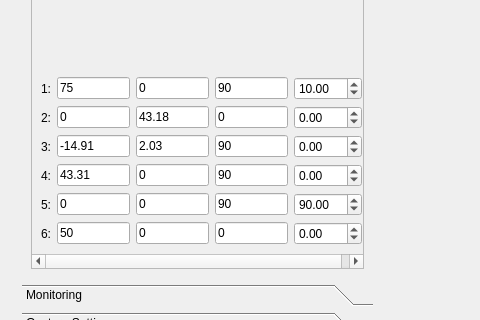
Before: the Qt Designer form UIs/mainWindow.ui in newuniverse/In-air-interaction, drawn with Qt 5; both pictures show x 0 to 480 and y 409 to 729 of the 1439 by 827 pixel window.
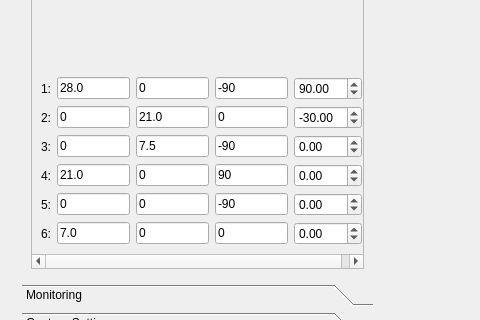
After: the same form once the commit is applied. Custom widgets are drawn as their Qt base class.

Diff of the .ui file:
```diff
--- a/UIs/mainWindow.ui
+++ b/UIs/mainWindow.ui
@@ -807,7 +807,7 @@
             <item>
              <widget class="QLineEdit" name="j1d">
               <property name="text">
-               <string>75</string>
+               <string>28.0</string>
               </property>
              </widget>
             </item>
@@ -821,7 +821,7 @@
             <item>
              <widget class="QLineEdit" name="j1alpha">
               <property name="text">
-               <string>90</string>
+               <string>-90</string>
               </property>
              </widget>
             </item>
@@ -834,7 +834,7 @@
                <double>180.000000000000000</double>
               </property>
               <property name="value">
-               <double>10.000000000000000</double>
+               <double>90.000000000000000</double>
               </property>
              </widget>
             </item>
@@ -859,7 +859,7 @@
             <item>
              <widget class="QLineEdit" name="j2a">
               <property name="text">
-               <string>43.18</string>
+               <string>21.0</string>
               </property>
              </widget>
             </item>
@@ -879,7 +879,7 @@
                <double>180.000000000000000</double>
               </property>
               <property name="value">
-               <double>0.000000000000000</double>
+               <double>-30.000000000000000</double>
               </property>
              </widget>
             </item>
@@ -897,21 +897,21 @@
             <item>
              <widget class="QLineEdit" name="j3d">
               <property name="text">
-               <string>-14.91</string>
+               <string>0</string>
               </property>
              </widget>
             </item>
             <item>
              <widget class="QLineEdit" name="j3a">
               <property name="text">
-               <string>2.03</string>
+               <string>7.5</string>
               </property>
              </widget>
             </item>
             <item>
              <widget class="QLineEdit" name="j3alpha">
               <property name="text">
-               <string>90</string>
+               <string>-90</string>
               </property>
              </widget>
             </item>
@@ -942,7 +942,7 @@
             <item>
              <widget class="QLineEdit" name="j4d">
               <property name="text">
-               <string>43.31</string>
+               <string>21.0</string>
               </property>
              </widget>
             </item>
@@ -1001,7 +1001,7 @@
             <item>
              <widget class="QLineEdit" name="j5alpha">
               <property name="text">
-               <string>90</string>
+               <string>-90</string>
               </property>
              </widget>
             </item>
@@ -1014,7 +1014,7 @@
                <double>180.000000000000000</double>
               </property>
               <property name="value">
-               <double>90.000000000000000</double>
+               <double>0.000000000000000</double>
               </property>
              </widget>
             </item>
@@ -1032,7 +1032,7 @@
             <item>
              <widget class="QLineEdit" name="j6d">
               <property name="text">
-               <string>50</string>
+               <string>7.0</string>
               </property>
              </widget>
             </item>
```
